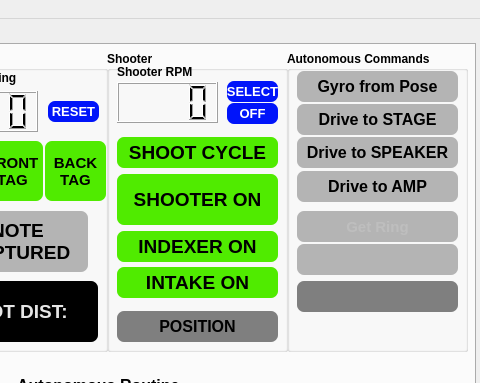
Above: gui/layout_2024.ui from aesatchien/FRC2429_2024 before the change; both pictures show x 975 to 1455 and y 0 to 383 of the 1455 by 725 pixel window. Below: the same form after it.
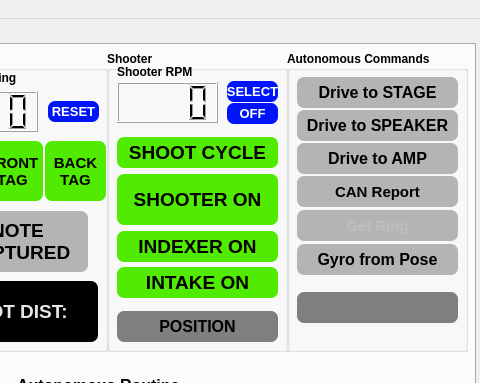
That is the form after the change. Icons and pictures are not drawn. Custom widgets are drawn as their Qt base class.

What changed in the file:
```diff
--- a/gui/layout_2024.ui
+++ b/gui/layout_2024.ui
@@ -1023,7 +1023,7 @@
        <property name="geometry">
         <rect>
          <x>10</x>
-         <y>20</y>
+         <y>193</y>
          <width>161</width>
          <height>31</height>
         </rect>
@@ -1057,7 +1057,7 @@
        <property name="geometry">
         <rect>
          <x>10</x>
-         <y>86</y>
+         <y>59</y>
          <width>161</width>
          <height>31</height>
         </rect>
@@ -1091,7 +1091,7 @@
        <property name="geometry">
         <rect>
          <x>10</x>
-         <y>53</y>
+         <y>26</y>
          <width>161</width>
          <height>31</height>
         </rect>
@@ -1125,7 +1125,7 @@
        <property name="geometry">
         <rect>
          <x>10</x>
-         <y>120</y>
+         <y>92</y>
          <width>161</width>
          <height>31</height>
         </rect>
@@ -1159,7 +1159,7 @@
        <property name="geometry">
         <rect>
          <x>10</x>
-         <y>160</y>
+         <y>159</y>
          <width>161</width>
          <height>31</height>
         </rect>
@@ -1189,12 +1189,12 @@
       </widget>
       <widget class="QLabel2" name="qlabel_turret_calibration_indicator">
        <property name="enabled">
-        <bool>false</bool>
+        <bool>true</bool>
        </property>
        <property name="geometry">
         <rect>
          <x>10</x>
-         <y>193</y>
+         <y>125</y>
          <width>161</width>
          <height>31</height>
         </rect>
@@ -1214,7 +1214,7 @@
 background-color:rgb(180,180,180);</string>
        </property>
        <property name="text">
-        <string>&lt;CMD&gt;</string>
+        <string>CAN Report</string>
        </property>
        <property name="textFormat">
         <enum>Qt::AutoText</enum>
@@ -1227,7 +1227,7 @@
        <property name="geometry">
         <rect>
          <x>10</x>
-         <y>230</y>
+         <y>241</y>
          <width>161</width>
          <height>31</height>
         </rect>
```
Left out of the diff: 2 changed lines with no effect on the pictures.
